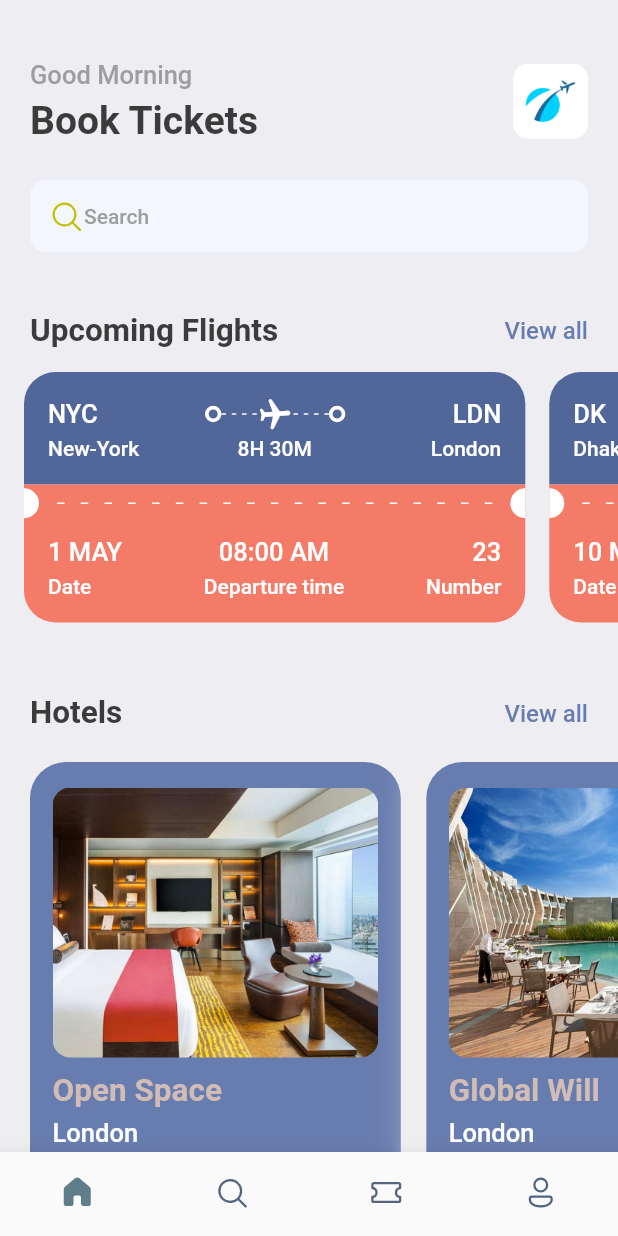
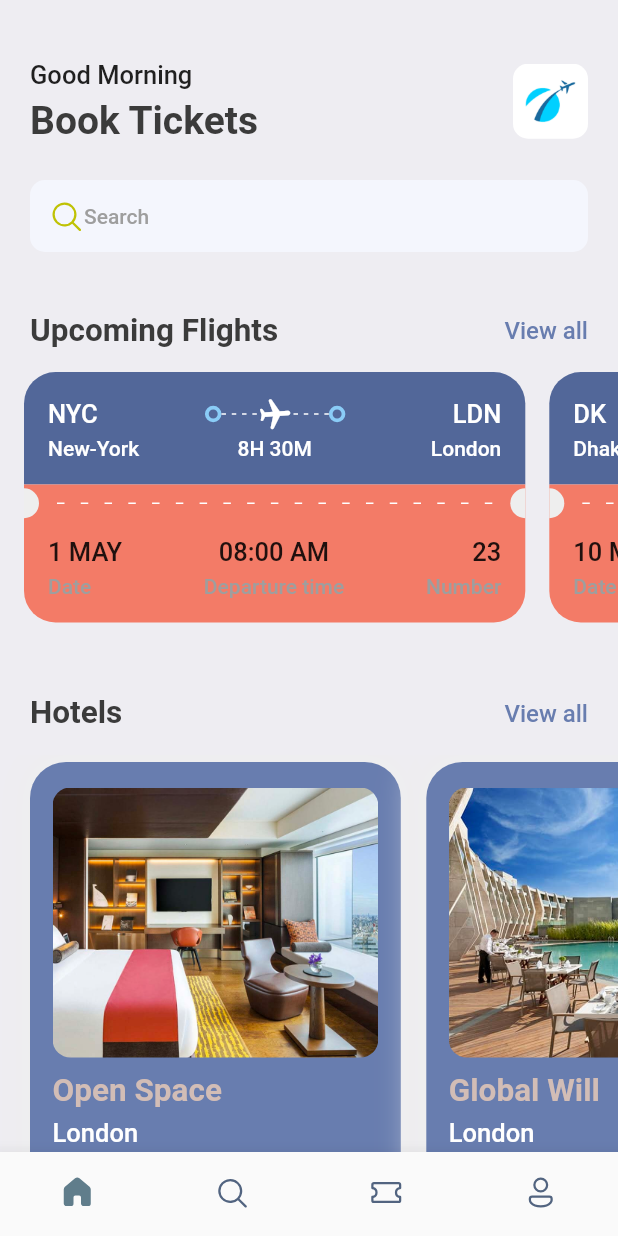
Before and after one commit to SongKyuSeob/booktickets, a Flutter app: the screen it shows after launch, on a phone screen of 412 x 824 dp. Run offline on Flutter 3.47's test engine with Material 2 defaults, Android fonts, the phone set to English and light mode, and no system bars; our stand-ins replace fluentui_icons, gap, get.

Commit message:
ticket screen almost done.

```diff
--- a/lib/screens/bottom_bar.dart
+++ b/lib/screens/bottom_bar.dart
@@ -1,5 +1,6 @@
 import 'package:booktickets/screens/home_screen.dart';
 import 'package:booktickets/screens/search_screen.dart';
+import 'package:booktickets/screens/ticket_screen.dart';
 import 'package:flutter/cupertino.dart';
 import 'package:flutter/material.dart';
 import 'package:fluentui_icons/fluentui_icons.dart';
@@ -16,7 +17,7 @@ class _BottomBarState extends State<BottomBar> {
   static final List<Widget> _widgetOptions = <Widget>[
     const HomeScreen(),
     const SearchScreen(),
-    const Text("Tickets"),
+    const TicketScreen(),
     const Text("Profile")
   ];
 
--- a/lib/screens/ticket_view.dart
+++ b/lib/screens/ticket_view.dart
@@ -1,20 +1,23 @@
+import 'package:booktickets/widgets/column_layout.dart';
+import 'package:booktickets/widgets/layout_builder_widget.dart';
 import 'package:booktickets/widgets/thick_container.dart';
 import 'package:flutter/material.dart';
 import 'package:gap/gap.dart';
-
+import 'package:get/get.dart';
 import '../utils/app_layout.dart';
 import '../utils/app_styles.dart';
 
 class TicketView extends StatelessWidget {
   Map<String, dynamic> ticket;
-  TicketView({Key? key, required this.ticket}) : super(key: key);
+  final bool? isColor;
+  TicketView({Key? key, required this.ticket, this.isColor}) : super(key: key);
 
   @override
   Widget build(BuildContext context) {
     final size = AppLayout.getSize(context);
     return SizedBox(
         width: size.width*0.85,
-        height: AppLayout.getHeight(200),
+        height: AppLayout.getHeight(GetPlatform.isAndroid == true? 167:169),
         child: Container(
             margin: EdgeInsets.only(right: AppLayout.getHeight(16)),
             child: Column(
@@ -25,7 +28,7 @@ class TicketView extends StatelessWidget {
                 */
                 Container(
                     decoration: BoxDecoration(
-                        color: const Color(0xFF526799),
+                        color: isColor==null? Color(0xFF526799):Colors.white,
                         borderRadius: BorderRadius.only(
                             topLeft: Radius.circular(AppLayout.getHeight(21)),
                             topRight: Radius.circular(AppLayout.getHeight(21)))),
@@ -36,55 +39,31 @@ class TicketView extends StatelessWidget {
                           children: [
                             Text(
                               ticket['from']['code'],
-                              style: Styles.headlineStyle3
-                                  .copyWith(color: Colors.white),
+                              style: isColor==null? Styles.headlineStyle3.copyWith(color: Colors.white) : Styles.headlineStyle3,
                             ),
                             Expanded(child: Container()),
-                            ThickContainer(),
+                            const ThickContainer(isColor: true),
                             Expanded(
                               child: Stack(children: [
                                 SizedBox(
                                     height: AppLayout.getHeight(24),
-                                    child: LayoutBuilder(
-                                      builder: (BuildContext context,
-                                          BoxConstraints constraints) {
-                                        print(
-                                            "The width is ${constraints.constrainWidth()}");
-                                        return Flex(
-                                            direction: Axis.horizontal,
-                                            mainAxisAlignment:
-                                                MainAxisAlignment.spaceBetween,
-                                            mainAxisSize: MainAxisSize.max,
-                                            children: List.generate(
-                                                (constraints.constrainWidth() /
-                                                        6)
-                                                    .floor(),
-                                                (index) => SizedBox(
-                                                    width: 3,
-                                                    height: 1,
-                                                    child: DecoratedBox(
-                                                        decoration:
-                                                            BoxDecoration(
-                                                                color: Colors
-                                                                    .white)))));
-                                      },
-                                    )),
+                                    child: const AppLayoutBuilderWidget(sections: 6,),),
                                 Center(
                                     child: Transform.rotate(
                                   angle: 1.5,
                                   child: Icon(
                                     Icons.local_airport_rounded,
-                                    color: Colors.white,
+                                    color: isColor==null? Colors.white: Color(0xFF8ACCF7),
                                   ),
                                 )),
                               ]),
                             ),
-                            ThickContainer(),
+                            ThickContainer(isColor: true),
                             Expanded(child: Container()),
                             Text(
                               ticket['to']['code'],
-                              style: Styles.headlineStyle3
-                                  .copyWith(color: Colors.white),
+                              style: isColor==null? Styles.headlineStyle3
+                                  .copyWith(color: Colors.white): Styles.headlineStyle3,
                             ),
                           ],
                         ),
@@ -96,22 +75,22 @@ class TicketView extends StatelessWidget {
                                 width: AppLayout.getWidth(100),
                                 child: Text(
                                   ticket['from']['name'],
-                                  style: Styles.headlineStyle4
-                                      .copyWith(color: Colors.white),
+                                  style: isColor==null?Styles.headlineStyle4
+                                      .copyWith(color: Colors.white): Styles.headlineStyle4,
                                 ),
                               ),
                               Text(
                                 ticket['flying_time'],
-                                style: Styles.headlineStyle4
-                                    .copyWith(color: Colors.white),
+                                style: isColor==null? Styles.headlineStyle4
+                                    .copyWith(color: Colors.white): Styles.headlineStyle4,
                               ),
                               SizedBox(
                                 width: AppLayout.getWidth(100),
                                 child: Text(
                                   ticket['to']['name'],
                                   textAlign: TextAlign.end,
-                                  style: Styles.headlineStyle4
-                                      .copyWith(color: Colors.white),
+                                  style: isColor==null?Styles.headlineStyle4
+                                      .copyWith(color: Colors.white):Styles.headlineStyle4,
                                 ),
                               ),
                             ])
@@ -121,15 +100,15 @@ class TicketView extends StatelessWidget {
                 showing the orange part of the card/ticket
                  */
                 Container(
-                    color: Styles.orangeColor,
+                    color: isColor==null? Styles.orangeColor: Colors.white,
                     child: Row(
                       children: [
-                        const SizedBox(
+                        SizedBox(
                             height: 20,
                             width: 10,
                             child: DecoratedBox(
                               decoration: BoxDecoration(
-                                  color: Colors.white,
+                                  color: isColor==null? Colors.grey.shade200:Colors.white,
                                   borderRadius: BorderRadius.only(
                                       topRight: Radius.circular(10),
                                       bottomRight: Radius.circular(10))),
@@ -145,25 +124,25 @@ class TicketView extends StatelessWidget {
                                 mainAxisSize: MainAxisSize.max,
                                 children: List.generate(
                                     (constraints.constrainWidth()/15).floor(),
-                                    (index) => const SizedBox(
+                                    (index) => SizedBox(
                                         width: 5,
                                         height: 1,
                                         child: DecoratedBox(
                                           decoration: BoxDecoration(
-                                            color: Colors.white,
+                                            color: isColor==null? Colors.white:Colors.grey.shade300,
                                           ),
                                         ))),
                               );
                             },
                           ),
                         )),
-                        const SizedBox(
+                        SizedBox(
                             height: 20,
                             width: 10,
                             child: DecoratedBox(
                               decoration: BoxDecoration(
-                                  color: Colors.white,
-                                  borderRadius: BorderRadius.only(
+                                  color: isColor==null? Colors.grey.shade200:Colors.white,
+                                  borderRadius: const BorderRadius.only(
                                       topLeft: Radius.circular(10),
                                       bottomLeft: Radius.circular(10))),
                             ))
@@ -174,40 +153,34 @@ class TicketView extends StatelessWidget {
                  */
                 Container(
                   decoration: BoxDecoration(
-                      color: Styles.orangeColor,
+                      color: isColor==null?Styles.orangeColor:Colors.white,
                       borderRadius: BorderRadius.only(
-                          bottomLeft: Radius.circular(21),
-                          bottomRight: Radius.circular(21))),
+                          bottomLeft: Radius.circular(isColor==null?21:0),
+                          bottomRight: Radius.circular(isColor==null?21:0))),
                   padding: const EdgeInsets.only(left: 16, top: 10, right: 16, bottom: 16),
                   child: Column(
                     children: [
                       Row(
                         mainAxisAlignment: MainAxisAlignment.spaceBetween,
                         children: [
-                          Column(
-                            crossAxisAlignment: CrossAxisAlignment.start,
-                            children: [
-                              Text(ticket['date'], style: Styles.headlineStyle3.copyWith(color: Colors.white),),
-                              const Gap(5),
-                              Text("Date", style: Styles.headlineStyle4.copyWith(color: Colors.white),),
-                            ],
+                          AppColumnLayout(
+                            firstText: ticket['date'],
+                            secondText: "Date",
+                            alignment: CrossAxisAlignment.start,
+                            isColor: false,
                           ),
-                          Column(
-                            crossAxisAlignment: CrossAxisAlignment.center,
-                            children: [
-                              Text(ticket['departure_time'], style: Styles.headlineStyle3.copyWith(color: Colors.white),),
-                              const Gap(5),
-                              Text("Departure time", style: Styles.headlineStyle4.copyWith(color: Colors.white),),
-                            ],
+                          AppColumnLayout(
+                            firstText: ticket['departure_time'],
+                            secondText: "Departure time",
+                            alignment: CrossAxisAlignment.center,
+                            isColor: false,
                           ),
-                          Column(
-                            crossAxisAlignment: CrossAxisAlignment.end,
-                            children: [
-                              Text(ticket['number'].toString(), style: Styles.headlineStyle3.copyWith(color: Colors.white),),
-                              const Gap(5),
-                              Text("Number", style: Styles.headlineStyle4.copyWith(color: Colors.white),),
-                            ],
-                          )
+                          AppColumnLayout(
+                            firstText: ticket['number'].toString(),
+                            secondText: "Number",
+                            alignment: CrossAxisAlignment.end,
+                            isColor: false,
+                          ),
                         ],
 
                       )
--- a/lib/utils/app_styles.dart
+++ b/lib/utils/app_styles.dart
@@ -10,6 +10,6 @@ class Styles{
   static TextStyle textStyle = TextStyle(fontSize: 16, color: textColor, fontWeight: FontWeight.w500);
   static TextStyle headlineStyle1 = TextStyle(fontSize: 26, color: textColor, fontWeight: FontWeight.bold);
   static TextStyle headlineStyle2 = TextStyle(fontSize: 21, color: textColor, fontWeight: FontWeight.bold);
-  static TextStyle headlineStyle3 = TextStyle(fontSize: 17, color: Colors.grey.shade500, fontWeight: FontWeight.w500);
+  static TextStyle headlineStyle3 = TextStyle(fontSize: 17, fontWeight: FontWeight.w500);
   static TextStyle headlineStyle4 = TextStyle(fontSize: 14, color: Colors.grey.shade500, fontWeight: FontWeight.w500);
 }
--- /dev/null
+++ b/lib/widgets/column_layout.dart
@@ -0,0 +1,26 @@
+import 'package:flutter/material.dart';
+import 'package:gap/gap.dart';
+
+import '../utils/app_layout.dart';
+import '../utils/app_styles.dart';
+
+class AppColumnLayout extends StatelessWidget {
+  final CrossAxisAlignment alignment;
+  final String firstText;
+  final String secondText;
+  final bool? isColor;
+  const AppColumnLayout({Key? key, required this.firstText, required this.secondText, required this.alignment, this.isColor}) : super(key: key);
+
+  @override
+  Widget build(BuildContext context) {
+    return Column(
+      crossAxisAlignment: alignment,
+      //style: isColor==null?Styles.headlineStyle3.copyWith(color: Colors.white):Styles.headlineStyle3,),
+      children: [
+        Text(firstText, style: isColor==null?Styles.headlineStyle3.copyWith(color: Colors.white):Styles.headlineStyle3,),
+        Gap(AppLayout.getHeight(5)),
+        Text(secondText, style: isColor==null?Styles.headlineStyle4.copyWith(color: Colors.white):Styles.headlineStyle4,),
+      ],
+    );
+  }
+}
--- /dev/null
+++ b/lib/widgets/layout_builder_widget.dart
@@ -0,0 +1,33 @@
+import 'package:flutter/material.dart';
+
+class AppLayoutBuilderWidget extends StatelessWidget {
+  final bool? isColor;
+  final int sections;
+  final double width;
+
+  const AppLayoutBuilderWidget({Key? key, this.isColor, required this.sections, this.width=3})
+      : super(key: key);
+
+  @override
+  Widget build(BuildContext context) {
+    return LayoutBuilder(
+      builder: (BuildContext context, BoxConstraints constraints) {
+        print("The width is ${constraints.constrainWidth()}");
+        return Flex(
+            direction: Axis.horizontal,
+            mainAxisAlignment: MainAxisAlignment.spaceBetween,
+            mainAxisSize: MainAxisSize.max,
+            children: List.generate(
+                (constraints.constrainWidth() / sections).floor(),
+                (index) => SizedBox(
+                    width: width,
+                    height: 1,
+                    child: DecoratedBox(
+                        decoration: BoxDecoration(
+                            color: isColor == null
+                                ? Colors.white
+                                : Colors.grey.shade300)))));
+      },
+    );
+  }
+}
--- a/lib/widgets/thick_container.dart
+++ b/lib/widgets/thick_container.dart
@@ -1,7 +1,8 @@
 import 'package:flutter/material.dart';
 
 class ThickContainer extends StatelessWidget {
-  const ThickContainer({Key? key}) : super(key: key);
+  final bool? isColor;
+  const ThickContainer({Key? key, this.isColor}) : super(key: key);
 
   @override
   Widget build(BuildContext context) {
@@ -9,7 +10,7 @@ class ThickContainer extends StatelessWidget {
       padding: const EdgeInsets.all(3.0),
       decoration: BoxDecoration(
         borderRadius: BorderRadius.circular(20),
-        border: Border.all(width: 2.5, color: Colors.white)
+        border: Border.all(width: 2.5, color: isColor==null? Colors.white:Color(0xFF8ACCF7))
       )
     );
   }
```
Also changed, not shown: lib/screens/search_screen.dart (+26 -40 lines), lib/screens/ticket_screen.dart (added, +88 -0 lines), lib/widgets/ticket_tabs.dart (added, +52 -0 lines).
